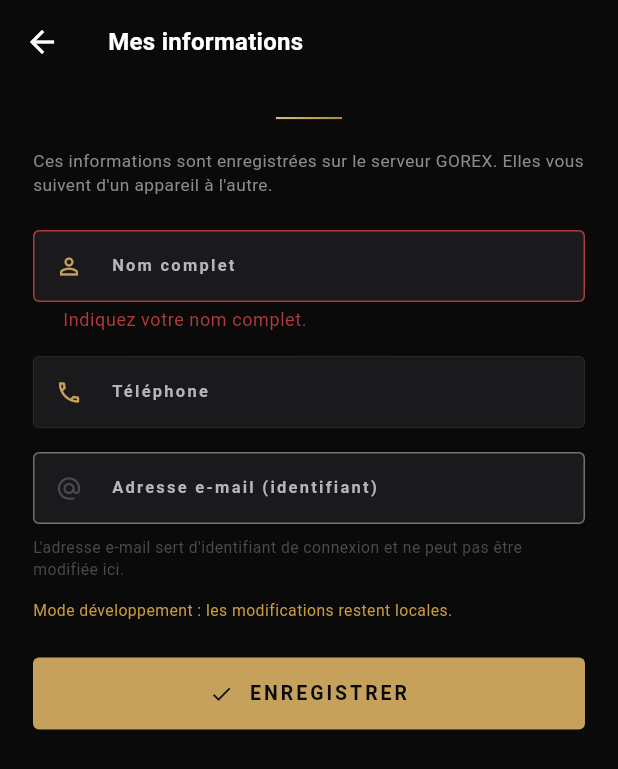
After one commit to igordasilvaug-svg/gorex-luxury-concierge, a Flutter app: the MyAccountEditScreen screen opened directly, after a tap on "ENREGISTRER", on a phone screen of 412 x 824 dp. The commit adds this screen. Shown: the top 769 px of the screen. Run offline on Flutter 3.47's test engine with Material 3 defaults, Android fonts, the phone set to English and light mode, and no system bars; our stand-ins replace cloud_firestore, firebase_auth, firebase_core, pdf, printing, shared_preferences; accounts and stored records are empty; network calls fail.

Commit message:
feat(persistance): sauvegarde serveur reelle du profil, autofill mots de passe, inscription REST

```diff
--- /dev/null
+++ b/lib/screens/account/my_account_edit_screen.dart
@@ -0,0 +1,206 @@
+import 'package:flutter/material.dart';
+import 'package:provider/provider.dart';
+
+import '../../core/app_config.dart';
+import '../../core/theme/app_colors.dart';
+import '../../core/theme/app_typography.dart';
+import '../../state/app_state.dart';
+import '../../widgets/common.dart';
+
+/// Édition des informations personnelles du compte connecté.
+///
+/// Utilisé aussi bien par un client que par un membre du personnel.
+/// Les modifications sont écrites dans Firestore (voir [AppState.saveMyProfile])
+/// afin d'être retrouvées depuis n'importe quel appareil.
+class MyAccountEditScreen extends StatefulWidget {
+  const MyAccountEditScreen({super.key});
+
+  @override
+  State<MyAccountEditScreen> createState() => _MyAccountEditScreenState();
+}
+
+class _MyAccountEditScreenState extends State<MyAccountEditScreen> {
+  final _formKey = GlobalKey<FormState>();
+  late final TextEditingController _fullName;
+  late final TextEditingController _phone;
+
+  bool _busy = false;
+  String? _error;
+
+  @override
+  void initState() {
+    super.initState();
+    final me = context.read<AppState>().currentUser;
+    _fullName = TextEditingController(text: me?.fullName ?? '');
+    _phone = TextEditingController(text: me?.phone ?? '');
+  }
+
+  @override
+  void dispose() {
+    _fullName.dispose();
+    _phone.dispose();
+    super.dispose();
+  }
+
+  Future<void> _save(AppState s) async {
+    if (!_formKey.currentState!.validate()) return;
+    FocusScope.of(context).unfocus();
+    setState(() {
+      _busy = true;
+      _error = null;
+    });
+    try {
+      await s.saveMyProfile(
+        fullName: _fullName.text,
+        phone: _phone.text,
+      );
+      if (!mounted) return;
+      Navigator.of(context).pop(true);
+    } on CloudWriteException catch (e) {
+      if (!mounted) return;
+      setState(() {
+        _busy = false;
+        _error = 'Enregistrement impossible : ${e.what.toLowerCase()}. '
+            'Vos modifications n\'ont pas été conservées sur le serveur. '
+            'Vérifiez votre connexion puis réessayez.';
+      });
+    } catch (e) {
+      if (!mounted) return;
+      setState(() {
+        _busy = false;
+        _error = 'Enregistrement impossible. Réessayez dans un instant.';
+      });
+    }
+  }
+
+  @override
+  Widget build(BuildContext context) {
+    final s = context.watch<AppState>();
+    final me = s.currentUser;
+
+    return Scaffold(
+      backgroundColor: AppColors.black,
+      appBar: AppBar(
+        backgroundColor: AppColors.black,
+        elevation: 0,
+        title: Text('Mes informations', style: AppTypography.title),
+      ),
+      body: SafeArea(
+        child: SingleChildScrollView(
+          padding: const EdgeInsets.all(22),
+          child: Form(
+            key: _formKey,
+            child: Column(
+              crossAxisAlignment: CrossAxisAlignment.stretch,
+              children: [
+                const Center(child: GoldDivider(width: 44)),
+                const SizedBox(height: 20),
+                Text(
+                  'Ces informations sont enregistrées sur le serveur GOREX. '
+                  'Elles vous suivent d\'un appareil à l\'autre.',
+                  style: AppTypography.caption.copyWith(color: AppColors.grey),
+                ),
+                const SizedBox(height: 22),
+                TextFormField(
+                  controller: _fullName,
+                  textCapitalization: TextCapitalization.words,
+                  style: AppTypography.bodyMedium.copyWith(
+                    color: AppColors.white,
+                  ),
+                  decoration: const InputDecoration(
+                    labelText: 'Nom complet',
+                    prefixIcon: Icon(
+                      Icons.person_outline,
+                      size: 18,
+                      color: AppColors.champagne,
+                    ),
+                  ),
+                  validator: (v) {
+                    final t = (v ?? '').trim();
+                    if (t.length < 2) return 'Indiquez votre nom complet.';
+                    return null;
+                  },
+                ),
+                const SizedBox(height: 16),
+                TextFormField(
+                  controller: _phone,
+                  keyboardType: TextInputType.phone,
+                  style: AppTypography.bodyMedium.copyWith(
+                    color: AppColors.white,
+                  ),
+                  decoration: const InputDecoration(
+                    labelText: 'Téléphone',
+                    hintText: '+32 ...',
+                    prefixIcon: Icon(
+                      Icons.phone_outlined,
+                      size: 18,
+                      color: AppColors.champagne,
+                    ),
+                  ),
+                  validator: (v) {
+                    final t = (v ?? '').trim();
+                    if (t.isEmpty) return null; // facultatif
+                    if (t.replaceAll(RegExp(r'[^0-9]'), '').length < 6) {
+                      return 'Numéro de téléphone invalide.';
+                    }
+                    return null;
+                  },
+                ),
+                const SizedBox(height: 16),
+                // L'adresse e-mail est l'identifiant de connexion : elle n'est
+                // pas modifiable ici, cela exige une procédure de vérification.
+                IgnorePointer(
+                  child: TextFormField(
+                    initialValue: me?.email ?? '',
+                    enabled: false,
+                    style: AppTypography.bodyMedium.copyWith(
+                      color: AppColors.grey,
+                    ),
+                    decoration: const InputDecoration(
+                      labelText: 'Adresse e-mail (identifiant)',
+                      prefixIcon: Icon(
+                        Icons.alternate_email,
+                        size: 18,
+                        color: AppColors.greyDark,
+                      ),
+                    ),
+                  ),
+                ),
+                const SizedBox(height: 8),
+                Text(
+                  'L\'adresse e-mail sert d\'identifiant de connexion et ne '
+                  'peut pas être modifiée ici.',
+                  style: AppTypography.caption.copyWith(
+                    color: AppColors.greyDark,
+                    fontSize: 10.5,
+                  ),
+                ),
+                if (!AppConfig.isProduction) ...[
+                  const SizedBox(height: 12),
+                  Text(
+                    'Mode développement : les modifications restent locales.',
+                    style: AppTypography.caption.copyWith(
+                      color: AppColors.statusWaiting,
+                      fontSize: 10.5,
+                    ),
+                  ),
+                ],
+                if (_error != null) ...[
+                  const SizedBox(height: 18),
+                  ErrorBanner(message: _error!),
+                ],
+                const SizedBox(height: 24),
+                GoldButton(
+                  label: _busy ? 'ENREGISTREMENT…' : 'ENREGISTRER',
+                  icon: Icons.check,
+                  fullWidth: true,
+                  onPressed: _busy ? null : () => _save(s),
+                ),
+              ],
+            ),
+          ),
+        ),
+      ),
+    );
+  }
+}
```
Also changed, not shown: lib/core/firebase/rest_auth_service.dart (+142 -0 lines), lib/screens/access/client_signup_screen.dart (+78 -11 lines), lib/screens/client/client_profile_screen.dart (+27 -0 lines), lib/screens/login_screen.dart (+47 -11 lines), lib/state/app_state.dart (+195 -1 lines).
